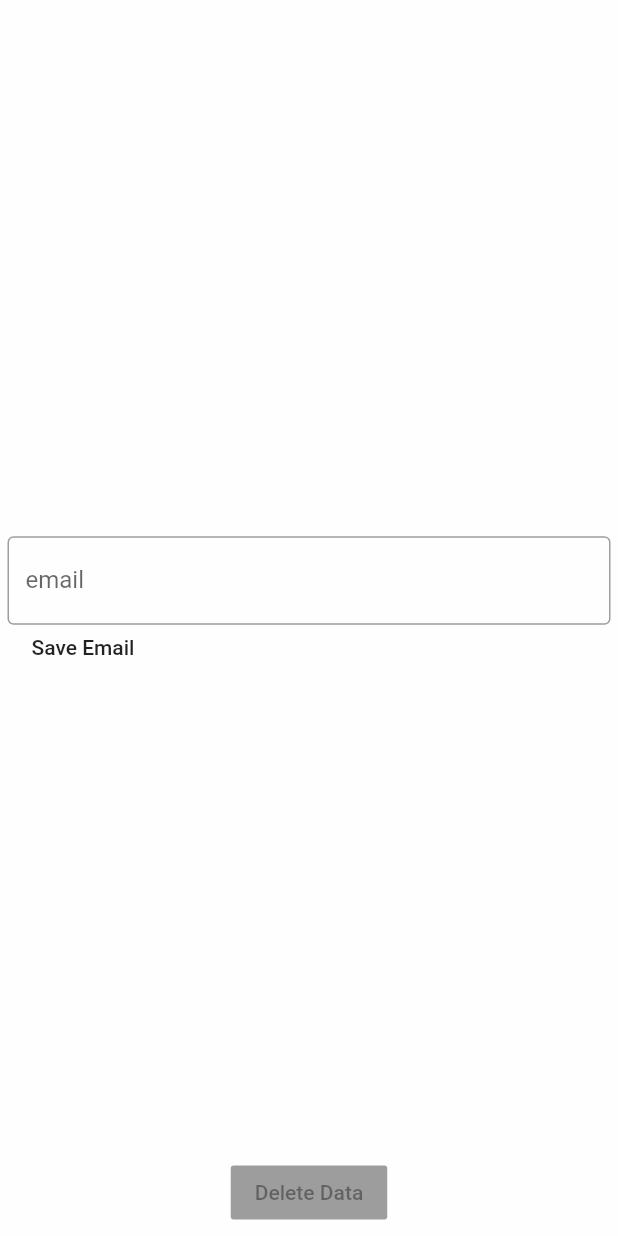
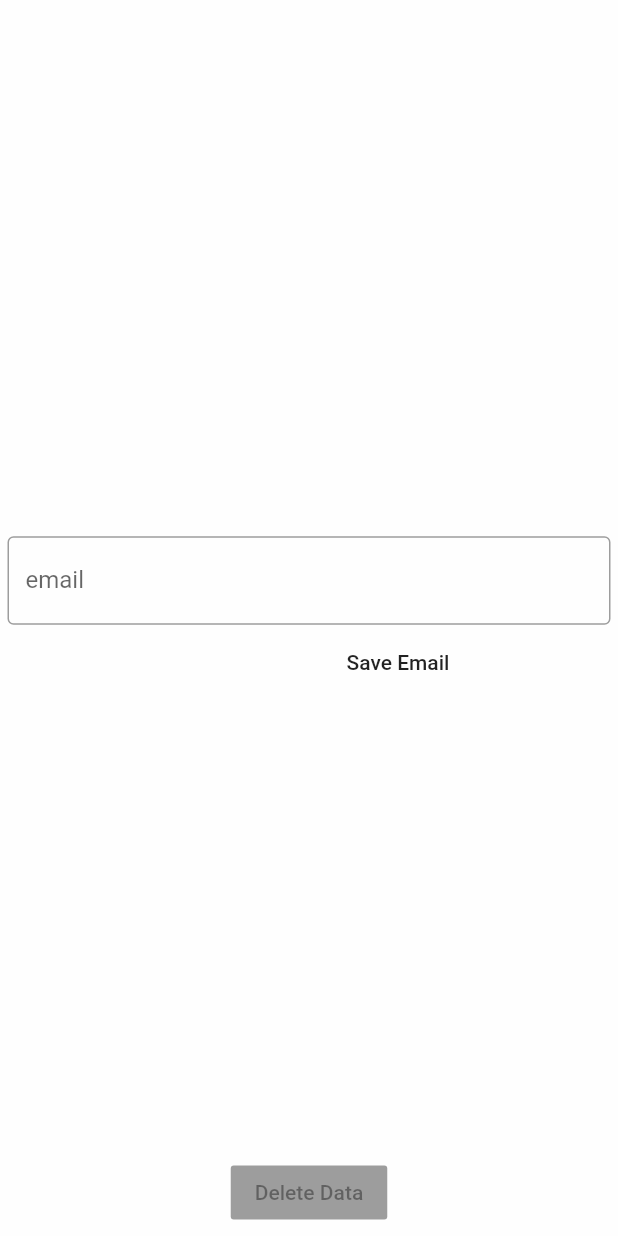
Before and after one commit to stewajos/team-justice-in-alloc, a Flutter app: the SettingsPage widget shown alone on an empty page, opened directly, on a phone screen of 412 x 824 dp. Run offline on Flutter 3.47's test engine with Material 2 defaults, Android fonts, the phone set to English and light mode, and no system bars; our stand-ins replace cloud_firestore; accounts and stored records are empty.

Commit message:
finishing some chagnes before merger

```diff
--- a/lib/pages/settings_page/settings_page.dart
+++ b/lib/pages/settings_page/settings_page.dart
@@ -1,5 +1,3 @@
-import 'dart:html';
-
 import 'package:allocation_app/pages/settings_page/widgets/settings_form.dart';
 import 'package:allocation_app/services/database.dart';
 import 'package:flutter/material.dart';
@@ -48,12 +46,12 @@ class SettingsPageState extends State<SettingsPage>{
                   ),
                 ),
                 Padding(
-                  padding: EdgeInsets.only(top: 50),
+                  padding: EdgeInsets.only(top: 60, left: 210),
                   child: FlatButton(
                       onPressed: () {
 
                       },
-                      child: Text("Save Email")
+                      child: Text("Save Email"),
                   ),
                 )
               ],
```
